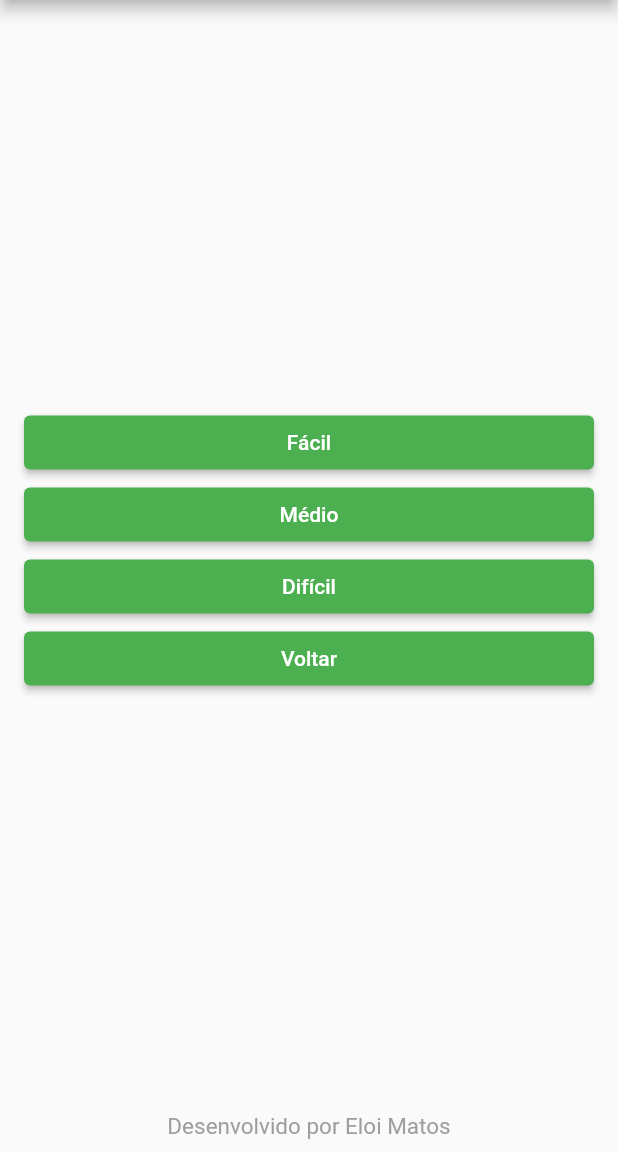
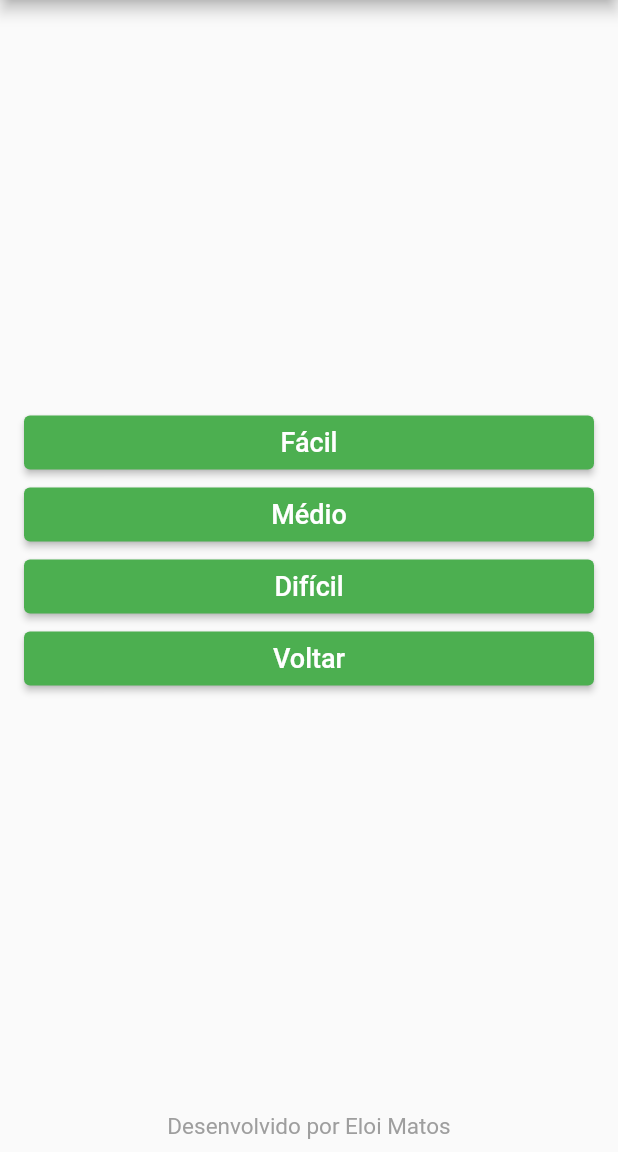
Before and after one commit to Eloi-SK/minefield, a Flutter app: the screen it shows after launch, after a tap on "Iniciar", on a phone screen of 412 x 824 dp, the part 84-1236 px from its top. Run offline on Flutter 3.47's test engine with Material 2 defaults, Android fonts, the phone set to English and light mode, and no system bars.

Commit message:
style: increase button font size

```diff
--- a/lib/features/menu/pages/menu_page.dart
+++ b/lib/features/menu/pages/menu_page.dart
@@ -86,7 +86,12 @@ class _MenuPageState extends State<MenuPage> {
         SizedBox(
           width: double.maxFinite,
           child: ElevatedButton(
-            child: const Text('Voltar'),
+            child: const Text(
+              'Voltar',
+              style: TextStyle(
+                fontSize: 18,
+              )
+            ),
             onPressed: () {
               setState(() {
                 shouldShowDifficultyButtons = false;
@@ -102,7 +107,12 @@ class _MenuPageState extends State<MenuPage> {
     return SizedBox(
       width: double.maxFinite,
       child: ElevatedButton(
-        child: Text(difficulty.name),
+        child: Text(
+          difficulty.name,
+          style: const TextStyle(
+            fontSize: 18,
+          )
+        ),
         onPressed: () {
           Navigator.push(
             context,
```
